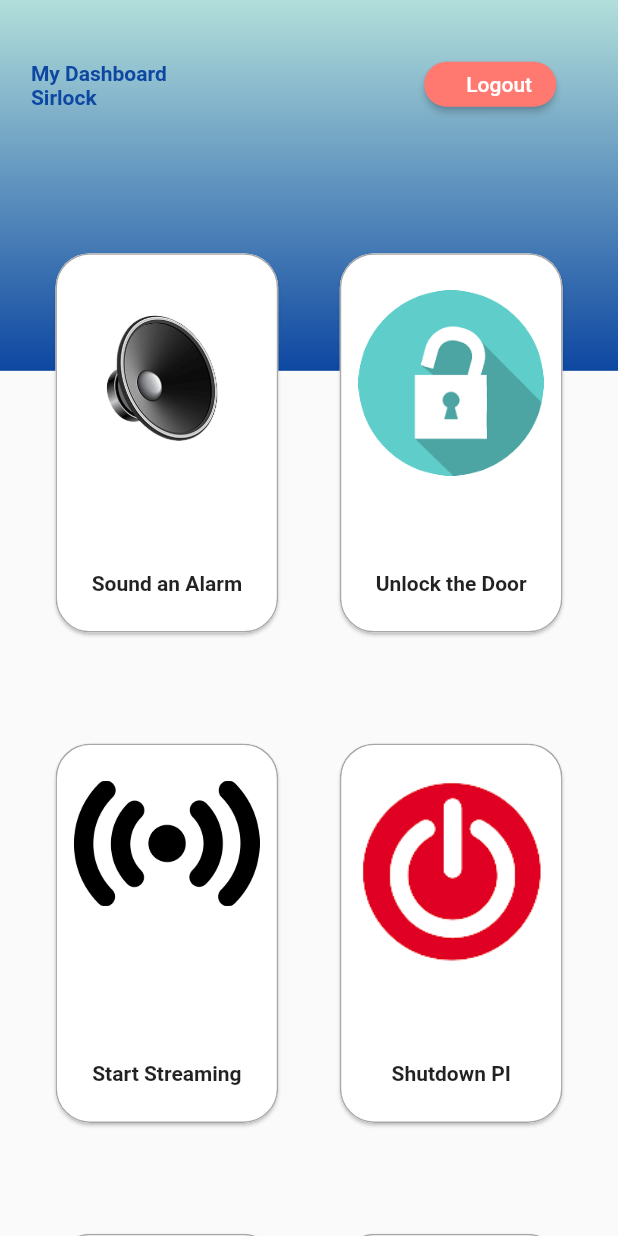
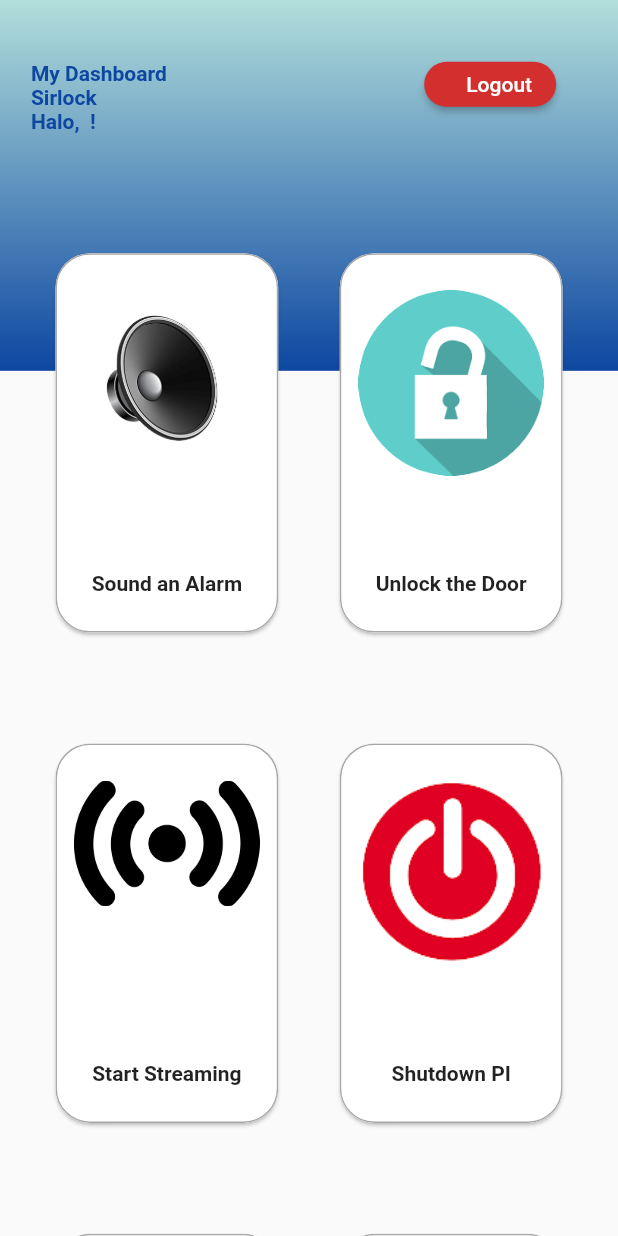
Before and after one commit to KeerjainSH/SirLock, a Flutter app: the screen it shows once a user with an empty profile is signed in, on a phone screen of 412 x 824 dp. Run offline on Flutter 3.47's test engine with Material 2 defaults, Android fonts, the light colour scheme and no system bars; our stand-ins replace cloud_firestore, firebase_auth, firebase_core, firebase_storage, flutter_signin_button, fluttertoast and 3 more; accounts and stored records are empty; project files that could hold a hidden picture were left out.

Commit message:
app done

```diff
--- a/sirlock/lib/pages/dashboard/dashboard_page.dart
+++ b/sirlock/lib/pages/dashboard/dashboard_page.dart
@@ -37,13 +37,14 @@ class Dashboard extends StatelessWidget {
   }
 
   Widget _layout(BuildContext context) {
+    final user = FirebaseAuth.instance.currentUser!;
     return Stack(
       children: [
         const Background(),
         Column(
           children: [
             Header(
-                text: 'My Dashboard\nSirlock',
+                text: 'My Dashboard\nSirlock\nHalo, ${user.displayName} !',
                 height: getScreenHeight(context, 20)),
             const GridMenu(),
           ],
--- a/sirlock/lib/pages/dashboard/widget/logoutBtn_widget.dart
+++ b/sirlock/lib/pages/dashboard/widget/logoutBtn_widget.dart
@@ -28,7 +28,7 @@ class LogoutBtn extends StatelessWidget {
             final provider = Provider.of<Auth>(context, listen: false);
             provider.googleLogout();
           },
-          backgroundColor: Color(0xffFF7971),
+          backgroundColor: Colors.red.shade700,
         ),
       ),
     );
--- a/sirlock/pubspec.yaml
+++ b/sirlock/pubspec.yaml
@@ -40,11 +40,17 @@ dependencies:
   font_awesome_flutter: ^9.1.0
   google_sign_in: ^5.0.7
   provider: ^5.0.0
+  flutter_launcher_icons: "^0.9.1"
 
 dev_dependencies:
   flutter_test:
     sdk: flutter
   lint: ^1.0.0
+
+flutter_icons:
+  android: "launcher_icon"
+  ios: true
+  image_path: "assets/image/logo.png"
 
 flutter_native_splash:
   image: "assets/image/logo.png"
```
Also changed, not shown: sirlock/assets/image/logo.png, sirlock/pubspec.lock, 41 other files.
